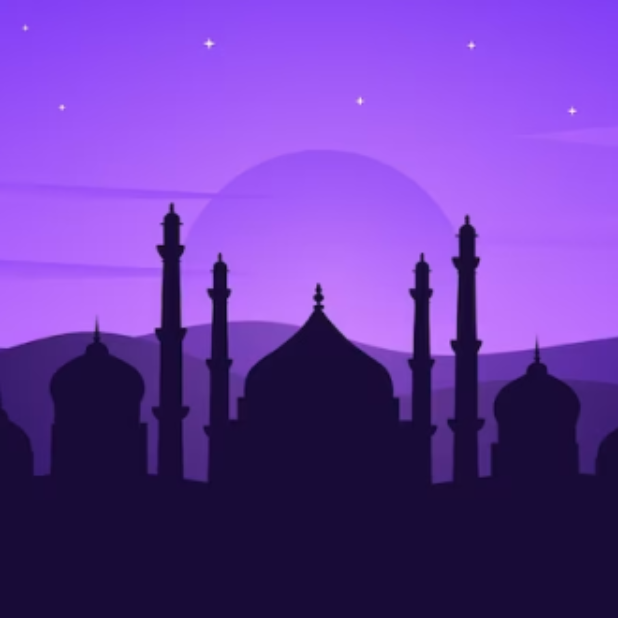
After one commit to Souhaibbek/my_quran, a Flutter app: the HomeView screen opened by its route, after a tap on "Shubuh 4:17 AM", on a phone screen of 412 x 824 dp, the top half of it. The commit adds this screen. Run offline on Flutter 3.47's test engine with Material 2 defaults, Android fonts, the phone set to English and light mode, and no system bars; our stand-ins replace bloc, dartz, dio, flutter_bloc, flutter_svg, get_it and 5 more; accounts and stored records are empty; network calls fail.

Commit message:
add_prayer_view

```diff
--- a/lib/core/utils/app_router.dart
+++ b/lib/core/utils/app_router.dart
@@ -4,16 +4,14 @@ import 'package:my_quran/core/utils/service_locator.dart';
 import 'package:my_quran/features/home/data/repos/home_repo_impl.dart';
 import 'package:my_quran/features/home/domain/use_cases/fetch_ayah_all_data_use_case.dart';
 import 'package:my_quran/features/home/presentation/views/surah_details_view.dart';
+import 'package:my_quran/features/prayer/prayer_view.dart';
 
 import '../../Features/Splash/presentation/views/splash_view.dart';
 import '../../features/home/presentation/manager/fetch_ayahs_cubit/fetch_ayahs_data_cubit.dart';
 import '../../features/home/presentation/views/home_view.dart';
+import 'constants.dart';
 
 abstract class AppRouter {
-  static const kSplashView = '/';
-  static const kHomeView = '/homeView';
-  static const kSurahDetailsView = '/surahDetailsView';
-
   static final router = GoRouter(
     routes: [
       GoRoute(
@@ -23,6 +21,10 @@ abstract class AppRouter {
       GoRoute(
         path: kHomeView,
         builder: (context, state) => const HomeView(),
+      ),
+      GoRoute(
+        path: kPrayerView,
+        builder: (context, state) => const PrayerView(),
       ),
       GoRoute(
         path: kSurahDetailsView,
--- a/lib/core/utils/assets.dart
+++ b/lib/core/utils/assets.dart
@@ -7,4 +7,5 @@ class ImagesAssets {
   static const playIcon = 'assets/img/playIcon.svg';
   static const backgroundAya = 'assets/img/backgroundAya.png';
   static const besmellah = 'assets/img/besmellah.png';
+  static const prayBackground = 'assets/img/prayBackground.png';
 }
--- a/lib/core/utils/colors.dart
+++ b/lib/core/utils/colors.dart
@@ -11,4 +11,5 @@ class AppColors {
   static const kSurahTitleColor = Color(0xff863ED5);
   static const kLightGreyContainerColor = Color.fromARGB(255, 234, 237, 239);
   static const kAyahColor = Color(0xff240F4F);
+  static const kPrayerBackground = Color(0xff180B37);
 }
--- a/lib/core/utils/constants.dart
+++ b/lib/core/utils/constants.dart
@@ -2,3 +2,7 @@ const String kSurahBox = 'SurahBox';
 const String kAyahBox = 'AyahBox';
 const String kAmiri = 'Amiri';
 const String kPoppins = 'Poppins';
+const kSplashView = '/';
+const kHomeView = '/homeView';
+const kSurahDetailsView = '/surahDetailsView';
+const kPrayerView = '/prayerView';
--- a/lib/features/home/presentation/views/widgets/custom_appbar.dart
+++ b/lib/features/home/presentation/views/widgets/custom_appbar.dart
@@ -1,6 +1,8 @@
 import 'package:flutter/material.dart';
+import 'package:go_router/go_router.dart';
 import 'package:intl/intl.dart';
 import 'package:my_quran/core/utils/assets.dart';
+import 'package:my_quran/core/utils/constants.dart';
 import 'package:my_quran/core/utils/styles.dart';
 import 'package:my_quran/core/widgets/custom_button.dart';
 
@@ -62,11 +64,14 @@ class CustomAppBar extends StatelessWidget {
                         ],
                       ),
                       const SizedBox(height: 30),
-                      const CustomButton(
+                      CustomButton(
                         text: 'Shubuh 4:17 AM',
                         radius: 7.0,
                         height: 30,
                         width: 120,
+                        onPressed: () {
+                          GoRouter.of(context).push(kPrayerView);
+                        },
                       ),
                     ],
                   ),
--- a/lib/features/home/presentation/views/widgets/custom_surah_list_view.dart
+++ b/lib/features/home/presentation/views/widgets/custom_surah_list_view.dart
@@ -1,6 +1,6 @@
 import 'package:flutter/material.dart';
 import 'package:go_router/go_router.dart';
-import 'package:my_quran/core/utils/app_router.dart';
+import 'package:my_quran/core/utils/constants.dart';
 import 'package:my_quran/features/home/domain/entities/surah_entity/surah_entity.dart';
 
 import 'custom_surah_list_item.dart';
@@ -17,8 +17,8 @@ class CustomSurahListView extends StatelessWidget {
     return ListView.separated(
       itemBuilder: (context, index) => GestureDetector(
           onTap: () {
-            GoRouter.of(context).push(AppRouter.kSurahDetailsView,
-                extra: surahs[index].numberOfSurah);
+            GoRouter.of(context)
+                .push(kSurahDetailsView, extra: surahs[index].numberOfSurah);
           },
           child: CustomSuratListItem(
             surah: surahs[index],
--- /dev/null
+++ b/lib/features/prayer/prayer_view.dart
@@ -0,0 +1,15 @@
+import 'package:flutter/material.dart';
+import 'package:my_quran/core/utils/colors.dart';
+import 'package:my_quran/features/prayer/widgets/prayer_body_view.dart';
+
+class PrayerView extends StatelessWidget {
+  const PrayerView({super.key});
+
+  @override
+  Widget build(BuildContext context) {
+    return const Scaffold(
+      body: PrayerViewBody(),
+      backgroundColor: AppColors.kPrayerBackground,
+    );
+  }
+}
--- /dev/null
+++ b/lib/features/prayer/widgets/prayer_body_view.dart
@@ -0,0 +1,27 @@
+import 'package:flutter/material.dart';
+import 'package:my_quran/core/utils/assets.dart';
+
+class PrayerViewBody extends StatelessWidget {
+  const PrayerViewBody({super.key});
+
+  @override
+  Widget build(BuildContext context) {
+    return Column(children: [
+      Container(
+        height: MediaQuery.of(context).size.height * 0.5,
+        width: MediaQuery.of(context).size.width,
+        decoration: const BoxDecoration(
+            image: DecorationImage(
+          image: AssetImage(
+            ImagesAssets.prayBackground,
+          ),
+          fit: BoxFit.cover,
+        )),
+        child: const Column(
+          mainAxisAlignment: MainAxisAlignment.center,
+          children: [],
+        ),
+      ),
+    ]);
+  }
+}
--- a/lib/features/splash/presentation/views/widgets/splash_view_body.dart
+++ b/lib/features/splash/presentation/views/widgets/splash_view_body.dart
@@ -1,11 +1,10 @@
 import 'package:flutter/material.dart';
 import 'package:go_router/go_router.dart';
 import 'package:my_quran/core/utils/assets.dart';
+import 'package:my_quran/core/utils/constants.dart';
 import 'package:my_quran/core/utils/styles.dart';
 import 'package:my_quran/core/widgets/custom_button.dart';
 import 'package:my_quran/features/splash/presentation/views/widgets/sliding_text.dart';
-
-import '../../../../../core/utils/app_router.dart';
 
 class SplashViewBody extends StatefulWidget {
   const SplashViewBody({super.key});
@@ -66,7 +65,7 @@ class _SplashViewBodyState extends State<SplashViewBody>
               height: 53,
               fontSize: 15,
               onPressed: () {
-                GoRouter.of(context).pushReplacement(AppRouter.kHomeView);
+                GoRouter.of(context).pushReplacement(kHomeView);
               },
             ),
           ),
```
Also changed, not shown: assets/img/prayBackground.png (added).
